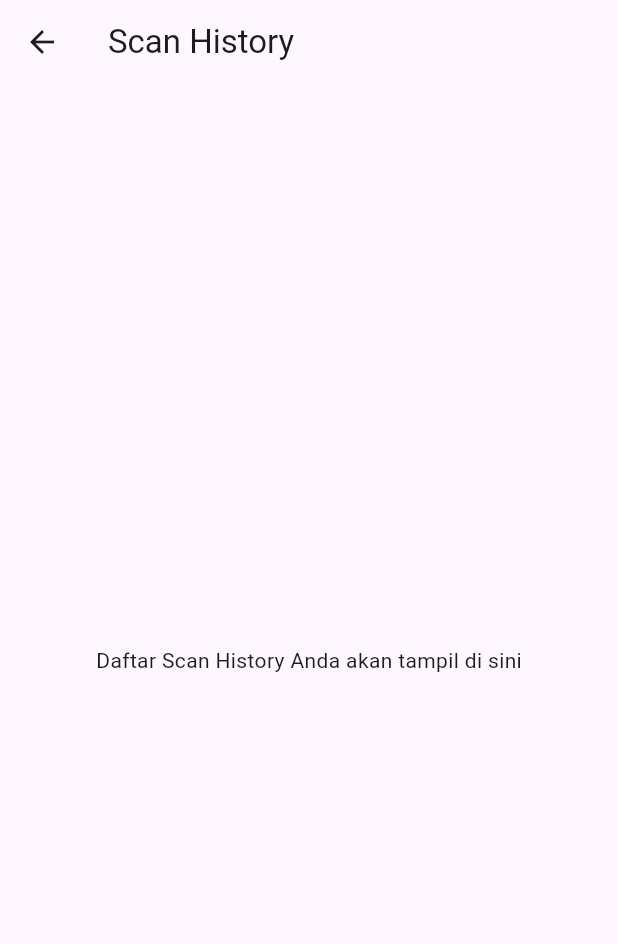
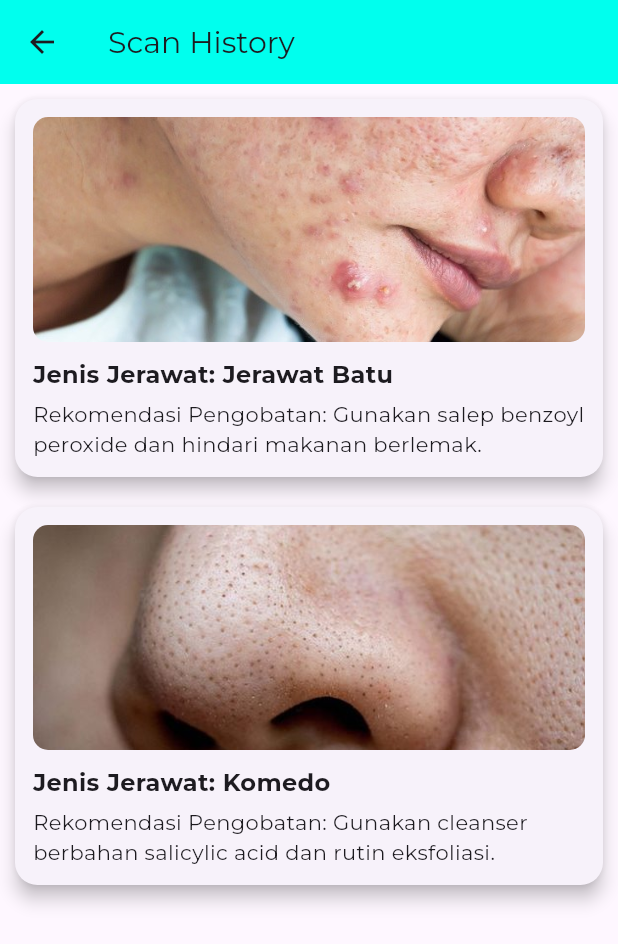
Before and after one commit to aryachandrak/PBL-Semester-5, a Flutter app: the ScanHistoryPage screen opened directly, on a phone screen of 412 x 824 dp. Shown: the top 944 px of the screen. Run offline on Flutter 3.47's test engine with Material 3 defaults, Android fonts, the phone set to English and light mode, and no system bars; our stand-ins replace camera, gap, google_fonts; missing offline and left inert: external_path, media_scanner.

Commit message:
scan history dummy

```diff
--- a/plugin_camera/lib/history_page.dart
+++ b/plugin_camera/lib/history_page.dart
@@ -1,16 +1,78 @@
 import 'package:flutter/material.dart';
+import 'package:google_fonts/google_fonts.dart';
 
 class ScanHistoryPage extends StatelessWidget {
-  const ScanHistoryPage({super.key});
+  // Contoh data statis untuk hasil scan, jenis jerawat, dan rekomendasi pengobatan
+  final List<Map<String, dynamic>> scanHistory = [
+    {
+      'imagePath': 'assets/scan1.jpg',
+      'acneType': 'Jerawat Batu',
+      'recommendation': 'Gunakan salep benzoyl peroxide dan hindari makanan berlemak.'
+    },
+    {
+      'imagePath': 'assets/scan2.jpeg',
+      'acneType': 'Komedo',
+      'recommendation': 'Gunakan cleanser berbahan salicylic acid dan rutin eksfoliasi.'
+    },
+  ];
 
   @override
   Widget build(BuildContext context) {
     return Scaffold(
       appBar: AppBar(
-        title: Text('Scan History'),
+        title: Text(
+          'Scan History',
+          style: GoogleFonts.montserrat(fontSize: 20),
+        ),
+        backgroundColor: Color.fromARGB(255, 0, 255, 238),
       ),
-      body: Center(
-        child: Text('Daftar Scan History Anda akan tampil di sini'),
+      body: ListView.builder(
+        itemCount: scanHistory.length,
+        itemBuilder: (context, index) {
+          final scan = scanHistory[index];
+          return Card(
+            margin: const EdgeInsets.all(10),
+            elevation: 5,
+            shape: RoundedRectangleBorder(
+              borderRadius: BorderRadius.circular(15),
+            ),
+            child: Padding(
+              padding: const EdgeInsets.all(12.0),
+              child: Column(
+                crossAxisAlignment: CrossAxisAlignment.start,
+                children: [
+                  // Menampilkan gambar hasil scan
+                  ClipRRect(
+                    borderRadius: BorderRadius.circular(10),
+                    child: Image.asset(
+                      scan['imagePath'],
+                      fit: BoxFit.cover,
+                      height: 150,
+                      width: double.infinity,
+                    ),
+                  ),
+                  const SizedBox(height: 10),
+
+                  // Menampilkan jenis jerawat
+                  Text(
+                    'Jenis Jerawat: ${scan['acneType']}',
+                    style: GoogleFonts.montserrat(
+                      fontWeight: FontWeight.bold,
+                      fontSize: 16,
+                    ),
+                  ),
+                  const SizedBox(height: 5),
+
+                  // Menampilkan rekomendasi pengobatan
+                  Text(
+                    'Rekomendasi Pengobatan: ${scan['recommendation']}',
+                    style: GoogleFonts.montserrat(fontSize: 14),
+                  ),
+                ],
+              ),
+            ),
+          );
+        },
       ),
     );
   }
```
Also changed, not shown: plugin_camera/assets/scan1.jpg (added), plugin_camera/assets/scan2.jpeg (added).
